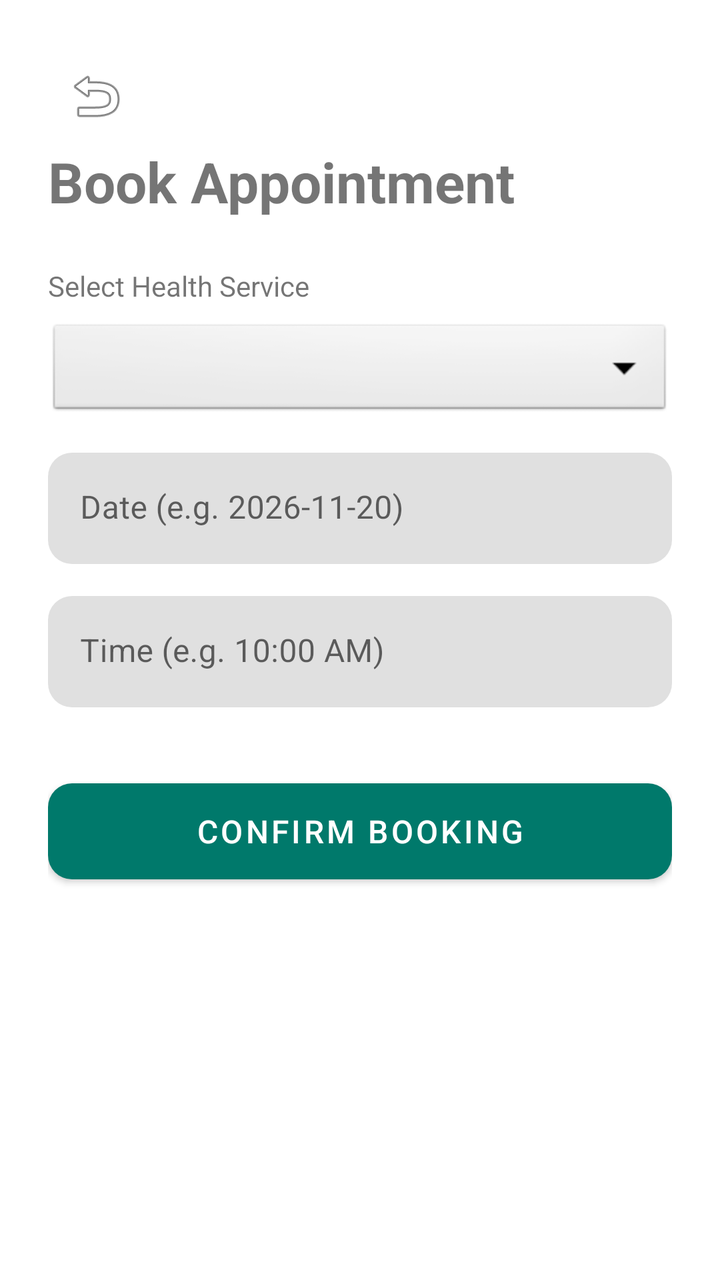
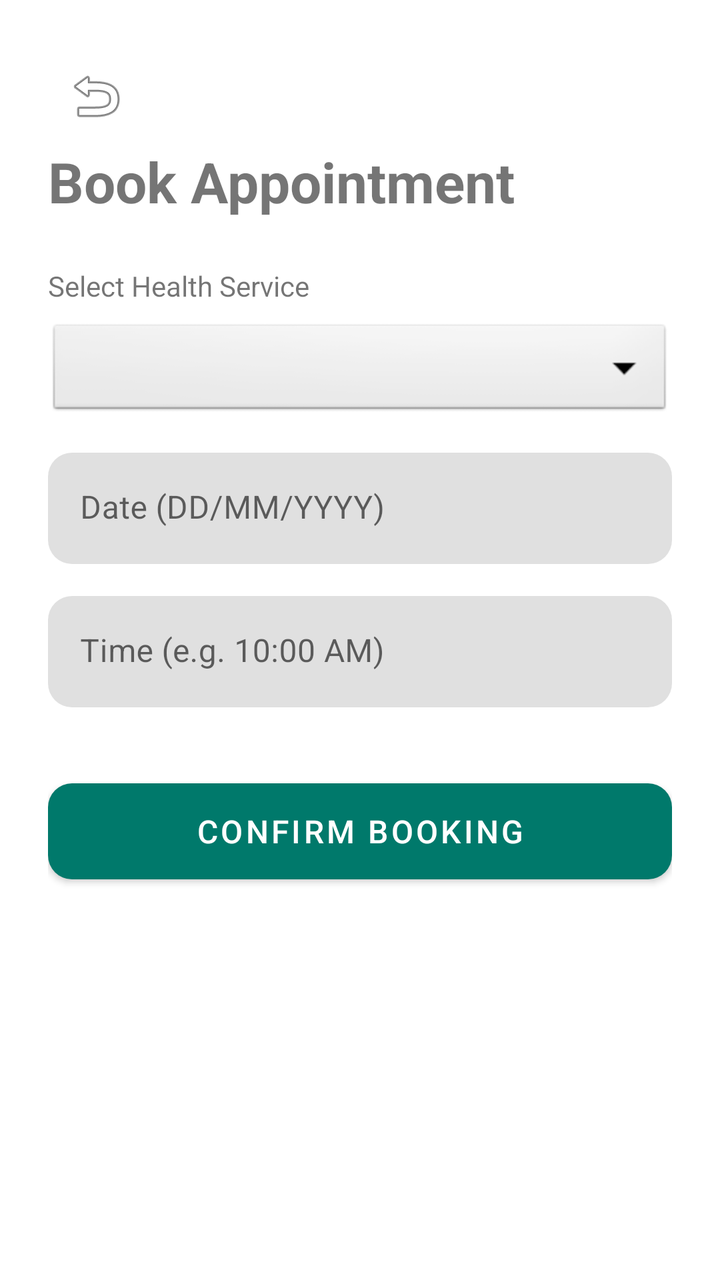

Two renders of the same Android screen: before a commit and after it. Below are the layout's source before the change and the commit's diff.
<!-- AndroidManifest.xml: application theme Theme.CommunityHealthSystem -->
<!-- res/layout/fragment_book_appointment.xml -->
<?xml version="1.0" encoding="utf-8"?>
<LinearLayout xmlns:android="http://schemas.android.com/apk/res/android"
    xmlns:app="http://schemas.android.com/apk/res-auto"
    android:layout_width="match_parent"
    android:layout_height="match_parent"
    android:orientation="vertical"
    android:padding="24dp">

    <ImageButton
        android:id="@+id/btnBack"
        android:layout_width="48dp"
        android:layout_height="48dp"
        android:background="?attr/selectableItemBackgroundBorderless"
        android:src="@android:drawable/ic_menu_revert"
        android:contentDescription="Go Back"/>

    <TextView
        android:layout_width="wrap_content"
        android:layout_height="wrap_content"
        android:text="Book Appointment"
        android:textSize="28sp"
        android:textStyle="bold"
        android:layout_marginBottom="24dp"/>

    <TextView
        android:layout_width="wrap_content"
        android:layout_height="wrap_content"
        android:text="Select Health Service"
        android:layout_marginBottom="8dp"/>

    <Spinner
        android:id="@+id/spinnerServices"
        android:layout_width="match_parent"
        android:layout_height="50dp"
        android:background="@android:drawable/btn_dropdown"
        android:layout_marginBottom="16dp"/>

    <com.google.android.material.textfield.TextInputLayout
        android:layout_width="match_parent"
        android:layout_height="wrap_content"
        android:layout_marginBottom="16dp"
        app:boxStrokeWidth="0dp"
        app:boxCornerRadiusTopStart="12dp"
        app:boxCornerRadiusTopEnd="12dp"
        app:boxCornerRadiusBottomStart="12dp"
        app:boxCornerRadiusBottomEnd="12dp">

        <com.google.android.material.textfield.TextInputEditText
            android:id="@+id/etBookingDate"
            android:layout_width="match_parent"
            android:layout_height="wrap_content"
            android:hint="Date (e.g. 2026-11-20)"
            android:inputType="date"/>
    </com.google.android.material.textfield.TextInputLayout>

    <com.google.android.material.textfield.TextInputLayout
        android:layout_width="match_parent"
        android:layout_height="wrap_content"
        android:layout_marginBottom="32dp"
        app:boxStrokeWidth="0dp"
        app:boxCornerRadiusTopStart="12dp"
        app:boxCornerRadiusTopEnd="12dp"
        app:boxCornerRadiusBottomStart="12dp"
        app:boxCornerRadiusBottomEnd="12dp">

        <com.google.android.material.textfield.TextInputEditText
            android:id="@+id/etBookingTime"
            android:layout_width="match_parent"
            android:layout_height="wrap_content"
            android:hint="Time (e.g. 10:00 AM)"
            android:inputType="time"/>
    </com.google.android.material.textfield.TextInputLayout>

    <com.google.android.material.button.MaterialButton
        android:id="@+id/btnSaveBooking"
        android:layout_width="match_parent"
        android:layout_height="60dp"
        android:text="Confirm Booking"
        app:cornerRadius="12dp"
        android:textSize="16sp"/>
</LinearLayout>
<!-- resources referenced by this layout -->
<resources>
  <style name="Theme.CommunityHealthSystem" parent="Theme.MaterialComponents.Light.NoActionBar">
          
          <item name="colorPrimary">@color/colorPrimary</item>
          <item name="colorPrimaryVariant">@color/colorPrimaryVariant</item>
          <item name="colorOnPrimary">@color/colorOnPrimary</item>
  
          
          <item name="colorSecondary">@color/colorSecondary</item>
          <item name="colorSecondaryVariant">@color/colorSecondaryVariant</item>
          <item name="colorOnSecondary">@color/colorOnSecondary</item>
  
          
          <item name="android:statusBarColor">?attr/colorPrimaryVariant</item>
  
          
          <item name="shapeAppearanceSmallComponent">@style/ShapeAppearance.App.SmallComponent</item>
      </style>
  <color name="colorPrimary">#00796B</color>
  <color name="colorPrimaryVariant">#004D40</color>
  <color name="colorOnPrimary">#FFFFFF</color>
  <color name="colorSecondary">#0288D1</color>
  <color name="colorSecondaryVariant">#01579B</color>
  <color name="colorOnSecondary">#FFFFFF</color>
  <style name="ShapeAppearance.App.SmallComponent" parent="ShapeAppearance.MaterialComponents.SmallComponent">
          <item name="cornerFamily">rounded</item>
          <item name="cornerSize">12dp</item>
      </style>
</resources>

<!-- the commit's change to res/layout/fragment_book_appointment.xml (unified diff, before → after) -->
@@ -49,7 +49,7 @@
             android:id="@+id/etBookingDate"
             android:layout_width="match_parent"
             android:layout_height="wrap_content"
-            android:hint="Date (e.g. 2026-11-20)"
+            android:hint="Date (DD/MM/YYYY)"
             android:inputType="date"/>
     </com.google.android.material.textfield.TextInputLayout>
 
